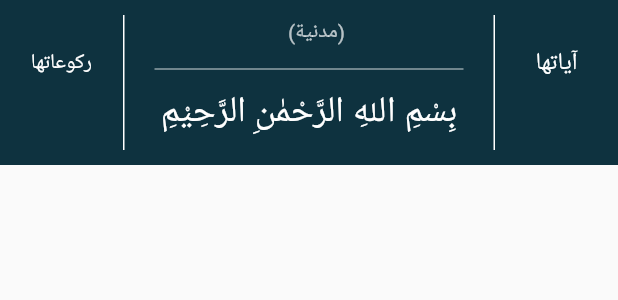
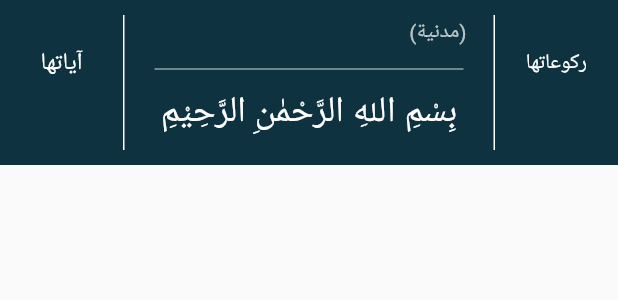
Before and after one commit to arhamsarwar786/iqra_quran_app, a Flutter app: the SurahHeaderCard widget shown alone on an empty page, opened directly with empty values, on a phone screen of 412 x 824 dp. Shown: the top 300 px of the screen. Run offline on Flutter 3.47's test engine with Material 3 defaults, Android fonts, the light colour scheme and no system bars; our stand-ins replace carousel_slider, flutter_card_swiper, flutter_compass, geocoding, geolocator, hijri and 6 more; missing offline and left inert: adhan_dart, arabic_numbers, geolocator_web, lat_lng_to_timezone, shared_preferences_web; accounts and stored records are empty; generated files the repository leaves out were written again; Roboto replaces fonts that are missing (AlQalamQuranMajeed).

Commit message:
Update surah_header_card.dart

```diff
--- a/lib/Widgets/surah_header_card.dart
+++ b/lib/Widgets/surah_header_card.dart
@@ -20,23 +20,23 @@ class SurahHeaderCard extends StatelessWidget {
       child: Row(
         crossAxisAlignment: CrossAxisAlignment.stretch,
         children: [
-          // Left Section: Rukus
+          // Right Section (via RTL): Ayas
           Expanded(
             flex: 2,
             child: Column(
               mainAxisAlignment: MainAxisAlignment.center,
               children: [
                 Text(
-                  "رکوعاتها",
+                  "آياتها",
                   style: TextStyle(
                     color: Colors.white,
-                    fontSize: 14,
+                    fontSize: 16,
                     fontFamily: theme.arabicFontFamily,
                   ),
                 ),
                 const SizedBox(height: 5),
                 Text(
-                  metadata.rukus,
+                  metadata.ayas,
                   style: const TextStyle(
                     color: Colors.white,
                     fontSize: 18,
@@ -64,21 +64,18 @@ class SurahHeaderCard extends StatelessWidget {
                 const SizedBox(height: 8),
                 // Surah Info Row
                 Padding(
-                  padding: const EdgeInsets.symmetric(horizontal: 0.0),
+                  padding: const EdgeInsets.symmetric(horizontal: 10.0),
                   child: Row(
-                    mainAxisAlignment: MainAxisAlignment.center,
+                    mainAxisAlignment: MainAxisAlignment.spaceBetween,
+                    children: [
+                      // Left Group: Order & Type
+                      // Right Group (via RTL): Name & Index
+                      Row(
+                        mainAxisSize: MainAxisSize.min,
                         children: [
                           Text(
-                        metadata.index,
-                        style: const TextStyle(
-                          color: Colors.white,
-                          fontSize: 16,
-                          fontWeight: FontWeight.bold,
-                        ),
-                      ),
-                      const SizedBox(width: 10),
-                      Text(
                             metadata.name,
+                            textAlign: TextAlign.right,
                             style: TextStyle(
                               color: Colors.white,
                               fontSize: 22,
@@ -86,7 +83,23 @@ class SurahHeaderCard extends StatelessWidget {
                               fontFamily: theme.arabicFontFamily,
                             ),
                           ),
-                      const SizedBox(width: 10),
+                          const SizedBox(width: 8),
+                          Text(
+                            metadata.index,
+                            textAlign: TextAlign.right,
+                            style: const TextStyle(
+                              color: Colors.white,
+                              fontSize: 16,
+                              fontWeight: FontWeight.bold,
+                            ),
+                          ),
+                        ],
+                      ),
+
+                      // Left Group (via RTL): Type & Order
+                      Row(
+                        mainAxisSize: MainAxisSize.min,
+                        children: [
                           Text(
                             "(${metadata.type == 'Meccan' ? 'مكية' : 'مدنية'})",
                             style: TextStyle(
@@ -95,13 +108,16 @@ class SurahHeaderCard extends StatelessWidget {
                               fontFamily: theme.arabicFontFamily,
                             ),
                           ),
-                      const SizedBox(width: 10),
+                          const SizedBox(width: 8),
                           Text(
                             metadata.order,
                             style: const TextStyle(
                               color: Colors.white,
                               fontSize: 16,
+                              fontWeight: FontWeight.bold,
                             ),
+                          ),
+                        ],
                       ),
                     ],
                   ),
@@ -138,23 +154,23 @@ class SurahHeaderCard extends StatelessWidget {
               indent: 10,
               endIndent: 10),
 
-          // Right Section: Ayah count
+          // Left Section (via RTL): Rukus
           Expanded(
             flex: 2,
             child: Column(
               mainAxisAlignment: MainAxisAlignment.center,
               children: [
                 Text(
-                  "آياتها",
+                  "رکوعاتها",
                   style: TextStyle(
                     color: Colors.white,
-                    fontSize: 16,
+                    fontSize: 14,
                     fontFamily: theme.arabicFontFamily,
                   ),
                 ),
                 const SizedBox(height: 5),
                 Text(
-                  metadata.ayas,
+                  metadata.rukus,
                   style: const TextStyle(
                     color: Colors.white,
                     fontSize: 18,
```
Lines whose indentation alone changed are shown as unchanged.
